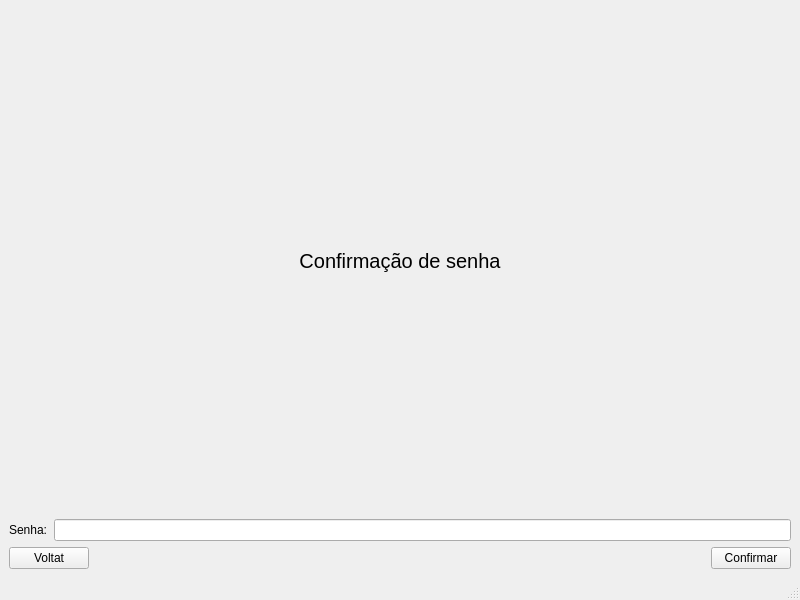
Above: Cliente/ui/ConfirmacaoSenha.ui from Liedsonfsa/Route-Run before the change. Below: the same form after it.
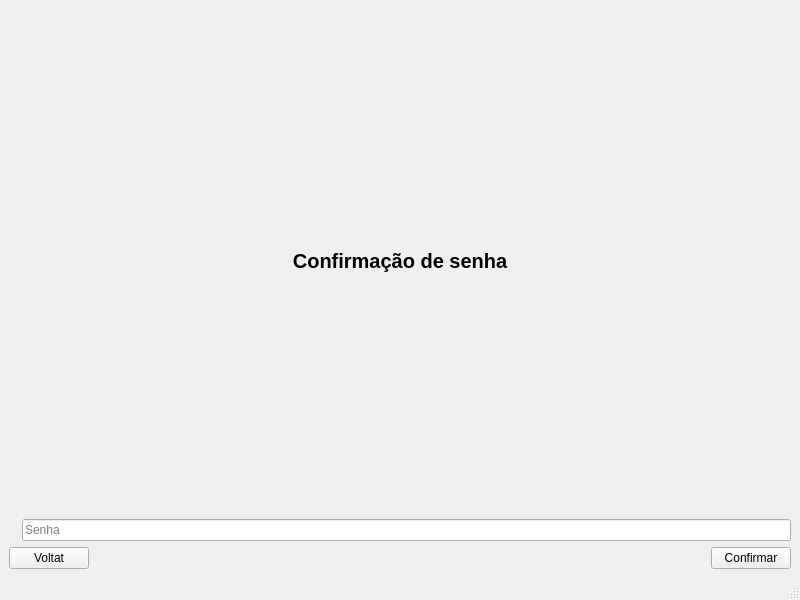
That is the form after the change.

```diff
--- a/Cliente/ui/ConfirmacaoSenha.ui
+++ b/Cliente/ui/ConfirmacaoSenha.ui
@@ -20,6 +20,8 @@
       <property name="font">
        <font>
         <pointsize>15</pointsize>
+        <weight>75</weight>
+        <bold>true</bold>
        </font>
       </property>
       <property name="text">
@@ -35,12 +37,16 @@
       <item>
        <widget class="QLabel" name="label">
         <property name="text">
-         <string>Senha:</string>
+         <string/>
         </property>
        </widget>
       </item>
       <item>
-       <widget class="QLineEdit" name="lineEditSenha"/>
+       <widget class="QLineEdit" name="lineEditSenha">
+        <property name="placeholderText">
+         <string>Senha</string>
+        </property>
+       </widget>
       </item>
      </layout>
     </item>
```
